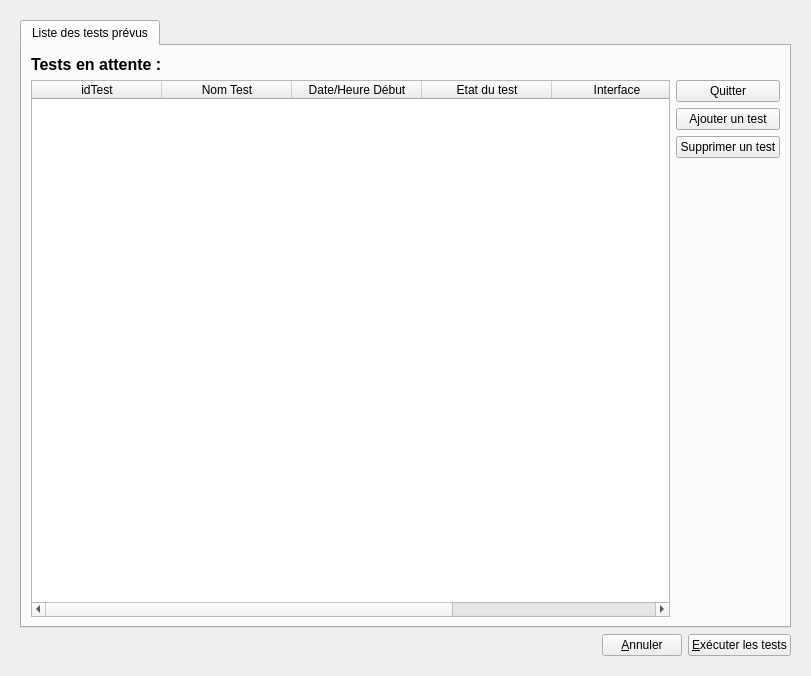
Old version of the form et_listeattentetests.ui in the repository InformatiqueAtmoNA/tam.
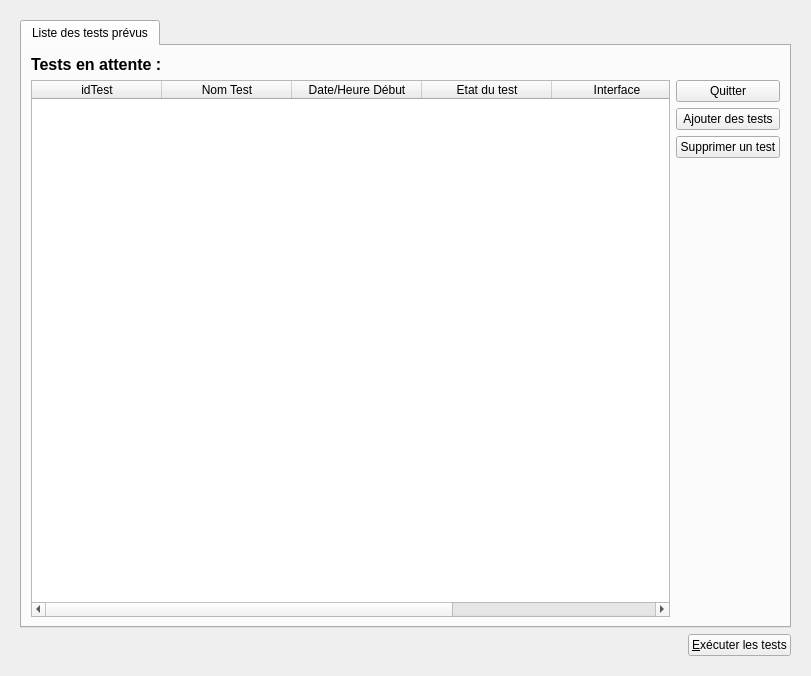
New version of the form.

Commit message: correction problèmes d'affichage de couleurs lors des tests de communication

```diff
--- a/et_listeattentetests.ui
+++ b/et_listeattentetests.ui
@@ -43,13 +43,6 @@
            </property>
           </spacer>
          </item>
-         <item>
-          <widget class="QPushButton" name="button_Annuler">
-           <property name="text">
-            <string>&amp;Annuler</string>
-           </property>
-          </widget>
-         </item>
          <item>
           <widget class="QPushButton" name="button_ExecuterTests">
            <property name="text">
@@ -143,7 +136,7 @@
              <item>
               <widget class="QPushButton" name="button_AjouterTest">
                <property name="text">
-                <string>Ajouter un test</string>
+                <string>Ajouter des tests</string>
                </property>
               </widget>
              </item>
```
The commit also changes 6 other files.
